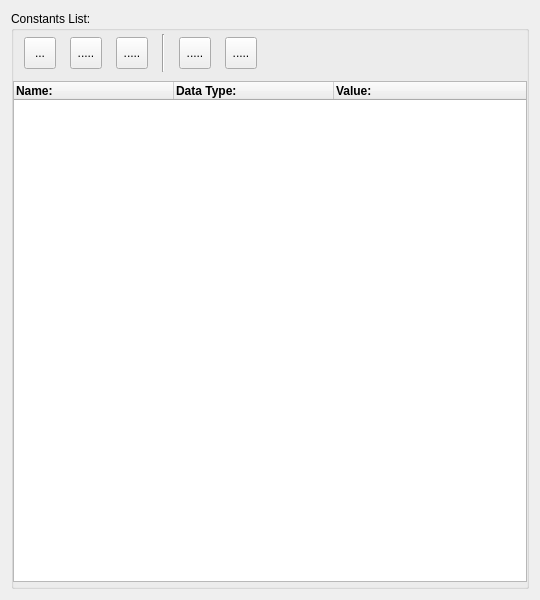
The window that sources/lusan/view/si/ui/SIConstantList.ui (aregtech/areg-sdk-tools) describes before a commit, drawn with Qt 5.
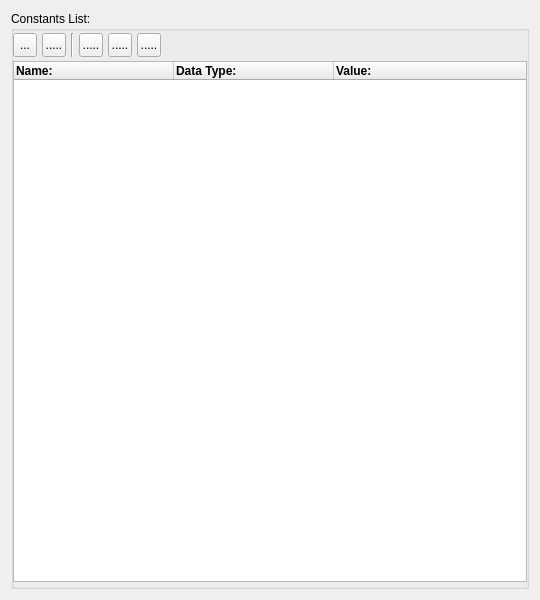
The same window after the commit. Icons and pictures are not drawn.

Diff of the .ui file:
```diff
--- a/sources/lusan/view/si/ui/SIConstantList.ui
+++ b/sources/lusan/view/si/ui/SIConstantList.ui
@@ -22,34 +22,40 @@
      <widget class="QWidget" name="widget" native="true">
       <property name="geometry">
        <rect>
-        <x>5</x>
-        <y>21</y>
-        <width>371</width>
-        <height>41</height>
-       </rect>
-      </property>
-      <widget class="QWidget" name="horizontalLayoutWidget">
-       <property name="geometry">
-        <rect>
          <x>0</x>
-         <y>2</y>
-         <width>251</width>
-         <height>38</height>
+        <y>20</y>
+        <width>152</width>
+        <height>28</height>
         </rect>
        </property>
        <layout class="QHBoxLayout" name="horizontalLayout">
+       <property name="spacing">
+        <number>5</number>
+       </property>
+       <property name="leftMargin">
+        <number>2</number>
+       </property>
+       <property name="topMargin">
+        <number>2</number>
+       </property>
+       <property name="rightMargin">
+        <number>2</number>
+       </property>
+       <property name="bottomMargin">
+        <number>2</number>
+       </property>
         <item>
          <widget class="QToolButton" name="toolAddElem">
           <property name="maximumSize">
            <size>
-            <width>32</width>
-            <height>32</height>
+           <width>24</width>
+           <height>24</height>
            </size>
           </property>
           <property name="baseSize">
            <size>
-            <width>32</width>
-            <height>32</height>
+           <width>24</width>
+           <height>24</height>
            </size>
           </property>
           <property name="cursor">
@@ -83,14 +89,14 @@
          <widget class="QToolButton" name="toolDeleteElem">
           <property name="maximumSize">
            <size>
-            <width>32</width>
-            <height>32</height>
+           <width>24</width>
+           <height>24</height>
            </size>
           </property>
           <property name="baseSize">
            <size>
-            <width>32</width>
-            <height>32</height>
+           <width>24</width>
+           <height>24</height>
            </size>
           </property>
           <property name="cursor">
@@ -120,18 +126,37 @@
           </property>
          </widget>
         </item>
+       <item>
+        <widget class="Line" name="line">
+         <property name="maximumSize">
+          <size>
+           <width>24</width>
+           <height>24</height>
+          </size>
+         </property>
+         <property name="baseSize">
+          <size>
+           <width>24</width>
+           <height>24</height>
+          </size>
+         </property>
+         <property name="orientation">
+          <enum>Qt::Orientation::Vertical</enum>
+         </property>
+        </widget>
+       </item>
         <item>
          <widget class="QToolButton" name="toolInsertElem">
           <property name="maximumSize">
            <size>
-            <width>32</width>
-            <height>32</height>
+           <width>24</width>
+           <height>24</height>
            </size>
           </property>
           <property name="baseSize">
            <size>
-            <width>32</width>
-            <height>32</height>
+           <width>24</width>
+           <height>24</height>
            </size>
           </property>
           <property name="cursor">
@@ -161,25 +186,18 @@
           </property>
          </widget>
         </item>
-        <item>
-         <widget class="Line" name="line_2">
-          <property name="orientation">
-           <enum>Qt::Orientation::Vertical</enum>
-          </property>
-         </widget>
-        </item>
         <item>
          <widget class="QToolButton" name="toolMoveUp">
           <property name="maximumSize">
            <size>
-            <width>32</width>
-            <height>32</height>
+           <width>24</width>
+           <height>24</height>
            </size>
           </property>
           <property name="baseSize">
            <size>
-            <width>32</width>
-            <height>32</height>
+           <width>24</width>
+           <height>24</height>
            </size>
           </property>
           <property name="cursor">
@@ -213,14 +231,14 @@
          <widget class="QToolButton" name="toolMoveDown">
           <property name="maximumSize">
            <size>
-            <width>32</width>
-            <height>32</height>
+           <width>24</width>
+           <height>24</height>
            </size>
           </property>
           <property name="baseSize">
            <size>
-            <width>32</width>
-            <height>32</height>
+           <width>24</width>
+           <height>24</height>
            </size>
           </property>
           <property name="cursor">
@@ -252,14 +270,13 @@
         </item>
        </layout>
       </widget>
-     </widget>
      <widget class="QWidget" name="horizontalLayoutWidget_2">
       <property name="geometry">
        <rect>
         <x>2</x>
-        <y>70</y>
+        <y>50</y>
         <width>521</width>
-        <height>501</height>
+        <height>521</height>
        </rect>
       </property>
       <layout class="QHBoxLayout" name="horizontalLayout_2">
```
Lines whose indentation alone changed are shown as unchanged.
